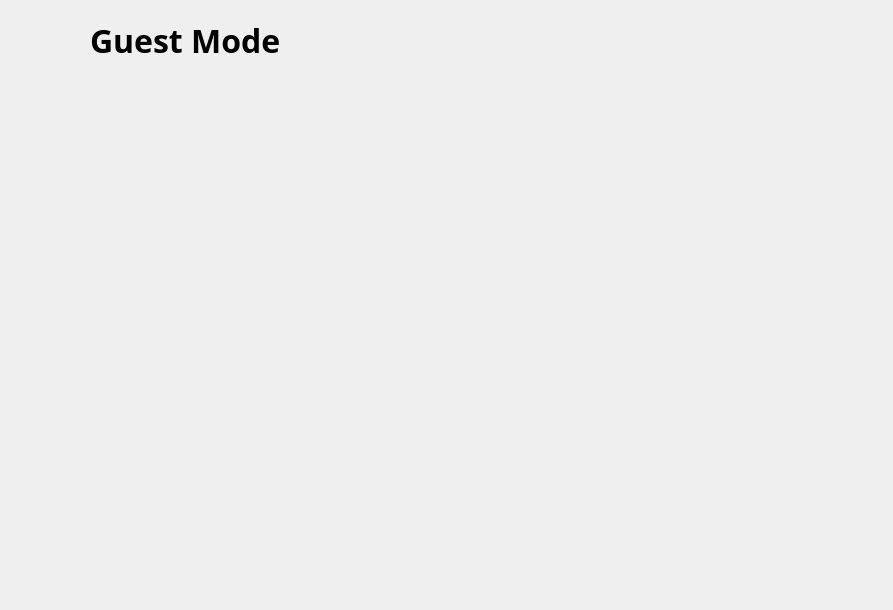
Old version of the form FormulaManager/guest.ui in the repository AtuLxCE/formula-encyclopaedia.
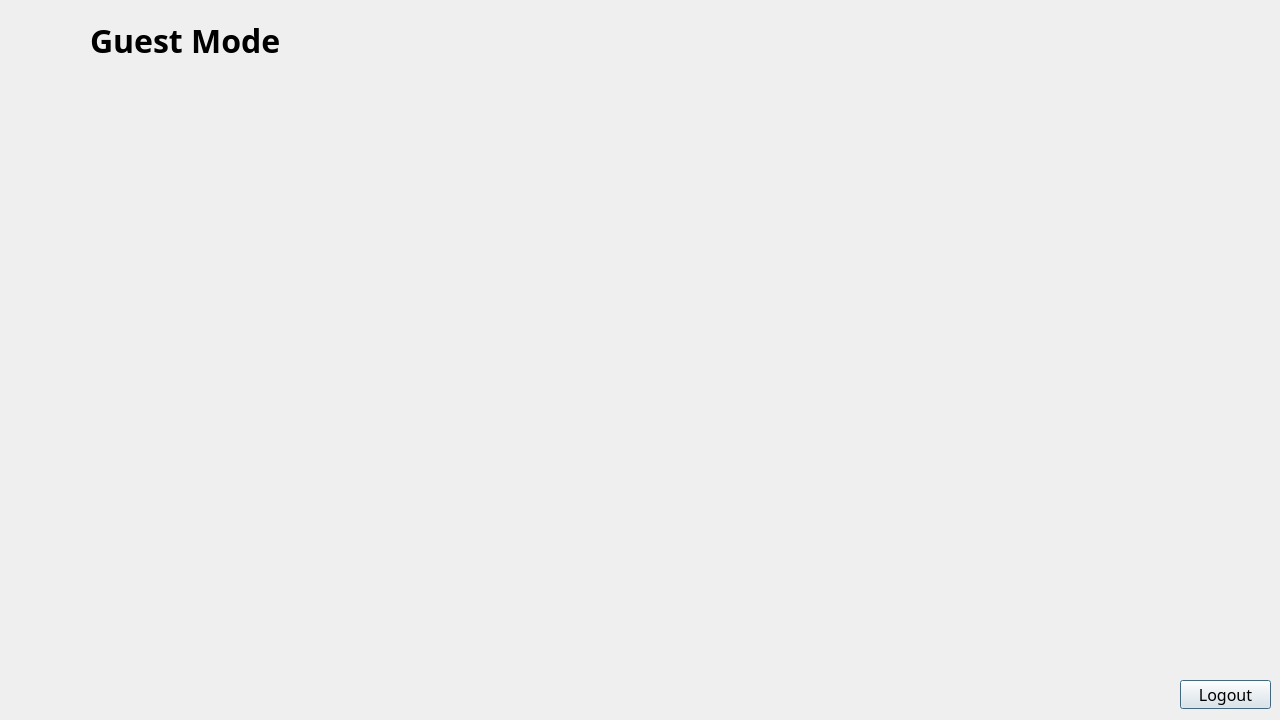
New version of the form. Icons and pictures are not drawn.

Diff of the .ui file:
```diff
--- a/FormulaManager/guest.ui
+++ b/FormulaManager/guest.ui
@@ -6,8 +6,8 @@
    <rect>
     <x>0</x>
     <y>0</y>
-    <width>893</width>
-    <height>610</height>
+    <width>1280</width>
+    <height>720</height>
    </rect>
   </property>
   <property name="font">
@@ -73,6 +73,31 @@
     <bool>true</bool>
    </property>
   </widget>
+  <widget class="QPushButton" name="pushButton">
+   <property name="geometry">
+    <rect>
+     <x>1180</x>
+     <y>680</y>
+     <width>91</width>
+     <height>29</height>
+    </rect>
+   </property>
+   <property name="font">
+    <font>
+     <family>Tw Cen MT</family>
+     <pointsize>12</pointsize>
+     <bold>false</bold>
+    </font>
+   </property>
+   <property name="styleSheet">
+    <string notr="true">QPushButton:hover {
+	background-color:rgb(200, 58, 58)
+}</string>
+   </property>
+   <property name="text">
+    <string>Logout</string>
+   </property>
+  </widget>
  </widget>
  <resources>
   <include location="image.qrc"/>
```
